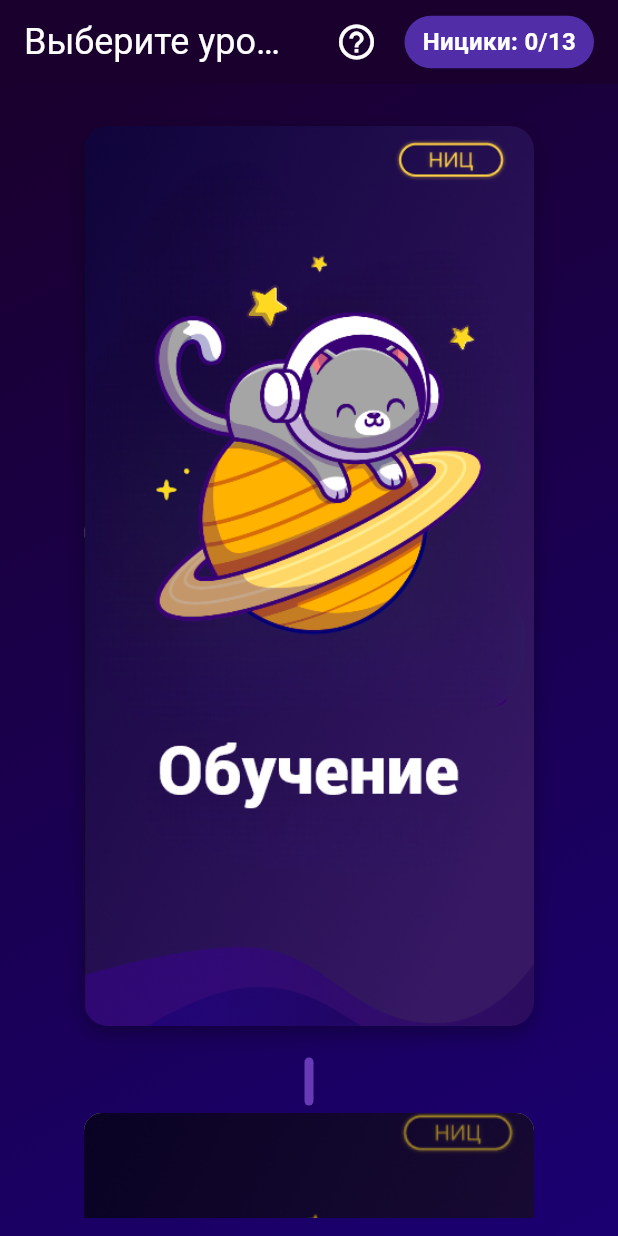
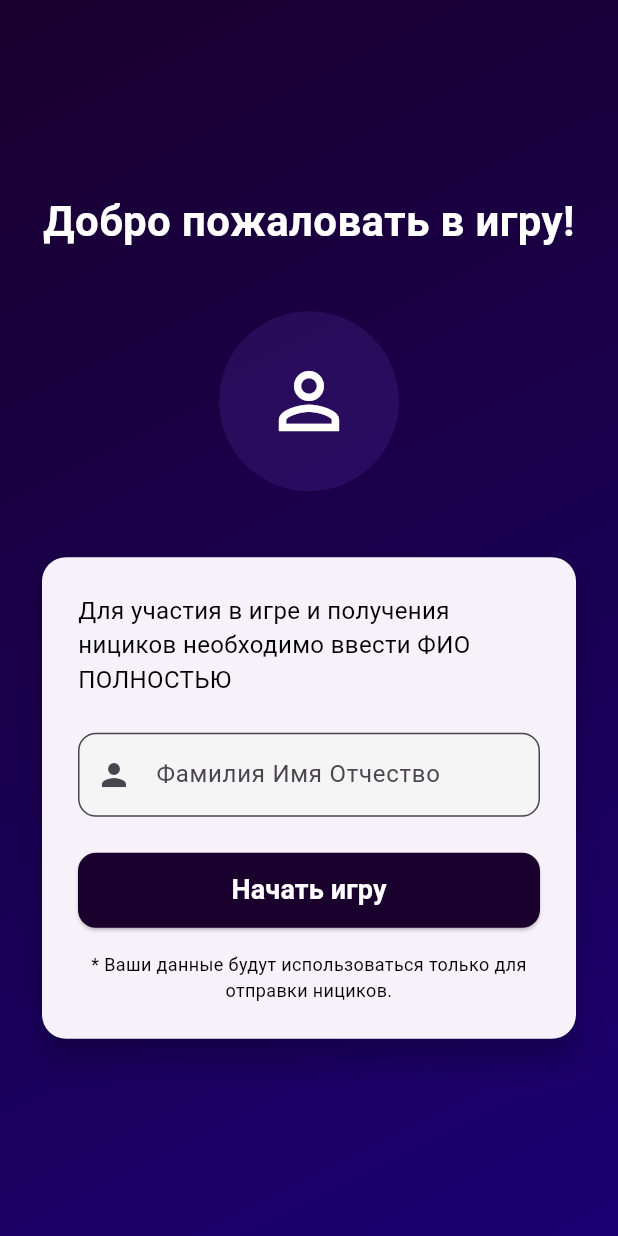
Before and after one commit to vladLetelov/tomtit_game, a Flutter app: the screen it shows after launch, on a phone screen of 412 x 824 dp. Run offline on Flutter 3.47's test engine with Material 3 defaults, Android fonts, the light colour scheme and no system bars; our stand-ins replace shared_preferences; missing offline and left inert: flame.

Commit message:
Добавлена регистрация пользователя.

```diff
--- a/lib/main.dart
+++ b/lib/main.dart
@@ -1,11 +1,14 @@
+// main.dart
 import 'package:flutter/material.dart';
 import 'package:flutter/rendering.dart';
 import 'package:tomtit_game/screens/level_selection_screen.dart';
 import 'package:tomtit_game/storage/game_score.dart';
+import 'package:tomtit_game/storage/user_data.dart';
 
 void main() async {
   debugPaintSizeEnabled = false;
   await GameScoreManager.init();
+  await UserDataManager.init(); // Добавляем инициализацию UserDataManager
   FlutterError.onError = (details) {
     debugPrint('Caught Flutter error: ${details.exception}');
   };
--- a/lib/screens/level_selection_screen.dart
+++ b/lib/screens/level_selection_screen.dart
@@ -3,10 +3,12 @@ import 'package:tomtit_game/components/utils/level_card_connector.dart';
 import 'package:tomtit_game/components/cards/level_step_card.dart';
 import 'package:tomtit_game/levels.dart';
 import 'package:tomtit_game/storage/game_score.dart';
+import 'package:tomtit_game/storage/user_data.dart'; // Добавляем импорт
 import 'package:tomtit_game/theme/colors.dart';
 import 'package:tomtit_game/theme/styles/text_styles.dart';
 import 'package:tomtit_game/screens/level_histories_screen.dart';
 import 'package:tomtit_game/screens/help_screen.dart';
+import 'package:tomtit_game/screens/user_data_screen.dart'; // Добавляем импорт
 
 class LevelSelectionScreen extends StatefulWidget {
   const LevelSelectionScreen({super.key});
@@ -19,13 +21,14 @@ class _LevelSelectionScreenState extends State<LevelSelectionScreen> {
   int _totalScore = 0;
   late ScrollController _scrollController;
   int? _lastPlayedLevel;
+  bool _isCheckingUserData = true; // Флаг проверки данных пользователя
+  bool _hasUserData = false; // Есть ли данные пользователя
 
   @override
   void initState() {
     super.initState();
     _scrollController = ScrollController();
-    _loadData();
-    _loadLastPlayedLevel();
+    _checkUserData(); // Сначала проверяем данные пользователя
   }
 
   @override
@@ -34,16 +37,35 @@ class _LevelSelectionScreenState extends State<LevelSelectionScreen> {
     super.dispose();
   }
 
+  // Проверяем, ввел ли пользователь ФИО
+  Future<void> _checkUserData() async {
+    final hasData = await UserDataManager.hasUserData();
+    setState(() {
+      _hasUserData = hasData;
+      _isCheckingUserData = false;
+    });
+
+    // Если данные есть, загружаем остальные данные
+    if (hasData) {
+      _loadData();
+      _loadLastPlayedLevel();
+    }
+  }
+
   Future<void> _loadLastPlayedLevel() async {
     final lastLevel = await GameScoreManager.getLastPlayedLevel();
-    setState(() {
-      _lastPlayedLevel = lastLevel;
-    });
+    if (mounted) {
+      setState(() {
+        _lastPlayedLevel = lastLevel;
+      });
+    }
   }
 
   Future<void> _loadData() async {
     await GameScoreManager.init();
-    _updateTotalScore();
+    if (mounted) {
+      _updateTotalScore();
+    }
   }
 
   void _updateTotalScore() {
@@ -110,7 +132,6 @@ class _LevelSelectionScreenState extends State<LevelSelectionScreen> {
   Future<ListView> _buildLevelCards() async {
     List<Widget> levelCards = [];
 
-    // ДОБАВЛЯЕМ КАРТОЧКУ ОБУЧЕНИЯ В НАЧАЛО СПИСКА
     levelCards.add(
       Padding(
         padding: const EdgeInsets.only(bottom: 16.0),
@@ -145,13 +166,11 @@ class _LevelSelectionScreenState extends State<LevelSelectionScreen> {
       ),
     );
 
-    // ДОБАВЛЯЕМ КОННЕКТОР МЕЖДУ ОБУЧЕНИЕМ И ПЕРВЫМ УРОВНЕМ
     levelCards.add(const Center(child: LevelCardConnector()));
 
     for (var levelEntry in levels.entries) {
       final levelNumber = levelEntry.value.levelNumber;
 
-      // Пропускаем уровень 0 (обучение) в основном списке уровней
       if (levelNumber == 0) continue;
 
       final bool isHistoryUnlocked;
@@ -195,8 +214,102 @@ class _LevelSelectionScreenState extends State<LevelSelectionScreen> {
     );
   }
 
+  // Метод для отображения диалога редактирования ФИО
+  void _showEditNameDialog(BuildContext context) async {
+    final currentName = await UserDataManager.getUserName();
+    final canChangeName = await UserDataManager.isNameChangeAllowed();
+    final controller = TextEditingController(text: currentName);
+
+    showDialog(
+      context: context,
+      builder: (context) => AlertDialog(
+        title: Text(canChangeName ? 'Редактирование ФИО' : 'Ваше ФИО'),
+        content: canChangeName
+            ? Column(
+                mainAxisSize: MainAxisSize.min,
+                children: [
+                  TextFormField(
+                    controller: controller,
+                    decoration: const InputDecoration(
+                      labelText: 'Фамилия Имя Отчество',
+                      hintText: 'Введите ваше полное ФИО',
+                    ),
+                  ),
+                  const SizedBox(height: 8),
+                  Text(
+                    '* ФИО можно сменить ОДИН раз!!!',
+                    style: TextStyles.defaultStyle.copyWith(
+                      fontSize: 12,
+                      color: Colors.red, // Лучше красным для предупреждения
+                    ),
+                  ),
+                ],
+              )
+            : Text(
+                currentName ?? 'Не указано',
+                style:
+                    const TextStyle(fontSize: 16, fontWeight: FontWeight.bold),
+              ),
+        actions: [
+          TextButton(
+            onPressed: () => Navigator.pop(context),
+            child: const Text('Закрыть'),
+          ),
+          if (canChangeName)
+            ElevatedButton(
+              onPressed: () async {
+                if (controller.text.trim().isNotEmpty) {
+                  try {
+                    await UserDataManager.updateUserName(
+                        controller.text.trim());
+                    if (mounted) {
+                      Navigator.pop(context);
+                      ScaffoldMessenger.of(context).showSnackBar(
+                        const SnackBar(content: Text('ФИО сохранено')),
+                      );
+                    }
+                  } catch (e) {
+                    if (mounted) {
+                      ScaffoldMessenger.of(context).showSnackBar(
+                        SnackBar(content: Text('Ошибка: $e')),
+                      );
+                    }
+                  }
+                }
+              },
+              child: const Text('Сохранить'),
+            ),
+        ],
+      ),
+    );
+  }
+
   @override
   Widget build(BuildContext context) {
+    // Если проверяем данные пользователя, показываем загрузку
+    if (_isCheckingUserData) {
+      return Scaffold(
+        body: Container(
+          decoration: const BoxDecoration(gradient: backgroundGradient),
+          child: const Center(child: CircularProgressIndicator()),
+        ),
+      );
+    }
+
+    // Если пользователь не ввел ФИО, показываем экран ввода
+    if (!_hasUserData) {
+      return UserNameScreen(
+        onNameSaved: () {
+          setState(() {
+            _hasUserData = true;
+          });
+          _loadData();
+          _loadLastPlayedLevel();
+        },
+      );
+    }
+
+    // Основной интерфейс выбора уровней
     if (_lastPlayedLevel != null) {
       WidgetsBinding.instance.addPostFrameCallback((_) {
         _scrollToLevel(_lastPlayedLevel!);
@@ -206,9 +319,20 @@ class _LevelSelectionScreenState extends State<LevelSelectionScreen> {
     return Scaffold(
       appBar: AppBar(
         backgroundColor: deepDarkPurple,
-        title: const Text('Выберите уровень', style: TextStyles.defaultStyle),
+        // title: const Text('Выберите уровень', style: TextStyles.defaultStyle),
         actions: [
-          // Кнопка справки в AppBar - на одной линии с другими элементами
+          // Кнопка редактирования ФИО
+          Padding(
+            padding: const EdgeInsets.only(right: 8.0),
+            child: IconButton(
+              icon: const Icon(Icons.person, color: Colors.white, size: 28),
+              onPressed: () {
+                _showEditNameDialog(context);
+              },
+              tooltip: 'Редактировать ФИО',
+            ),
+          ),
+          // Кнопка справки
           Padding(
             padding: const EdgeInsets.only(right: 8.0),
             child: IconButton(
--- /dev/null
+++ b/lib/screens/user_data_screen.dart
@@ -0,0 +1,198 @@
+// screens/user_name_screen.dart
+import 'package:flutter/material.dart';
+import 'package:tomtit_game/storage/user_data.dart';
+import 'package:tomtit_game/screens/level_selection_screen.dart';
+import 'package:tomtit_game/theme/styles/text_styles.dart';
+import 'package:tomtit_game/theme/colors.dart';
+
+class UserNameScreen extends StatefulWidget {
+  final VoidCallback? onNameSaved;
+  const UserNameScreen({super.key, this.onNameSaved});
+
+  @override
+  State<UserNameScreen> createState() => _UserNameScreenState();
+}
+
+class _UserNameScreenState extends State<UserNameScreen> {
+  final _formKey = GlobalKey<FormState>();
+  final _nameController = TextEditingController();
+  bool _isLoading = false;
+
+  @override
+  void dispose() {
+    _nameController.dispose();
+    super.dispose();
+  }
+
+  Future<void> _submitName() async {
+    if (_formKey.currentState!.validate()) {
+      setState(() {
+        _isLoading = true;
+      });
+
+      try {
+        await UserDataManager.saveUserName(_nameController.text.trim());
+
+        if (mounted) {
+          // Вызываем callback если он предоставлен
+          widget.onNameSaved?.call();
+        }
+      } catch (e) {
+        if (mounted) {
+          ScaffoldMessenger.of(context).showSnackBar(
+            SnackBar(content: Text('Ошибка сохранения: $e')),
+          );
+          setState(() {
+            _isLoading = false;
+          });
+        }
+      }
+    }
+  }
+
+  String? _validateName(String? value) {
+    if (value == null || value.trim().isEmpty) {
+      return 'Пожалуйста, введите ваше ФИО!';
+    }
+
+    final nameParts =
+        value.trim().split(' ').where((part) => part.isNotEmpty).toList();
+    if (nameParts.length < 2) {
+      return 'Пожалуйста, введите фамилию, имя и отчество (полностью)!';
+    }
+
+    if (nameParts.length < 3) {
+      return 'Рекомендуем ввести фамилию, имя и отчество для получения нициков!';
+    }
+
+    return null;
+  }
+
+  @override
+  Widget build(BuildContext context) {
+    return Scaffold(
+      body: Container(
+        decoration: const BoxDecoration(gradient: backgroundGradient),
+        child: Center(
+          child: SingleChildScrollView(
+            padding: const EdgeInsets.all(24.0),
+            child: Column(
+              mainAxisAlignment: MainAxisAlignment.center,
+              children: [
+                // Заголовок
+                Text(
+                  'Добро пожаловать в игру!',
+                  style: TextStyles.defaultStyle.copyWith(
+                    fontSize: 28,
+                    fontWeight: FontWeight.bold,
+                  ),
+                  textAlign: TextAlign.center,
+                ),
+
+                const SizedBox(height: 40),
+
+                // Иконка или изображение
+                Container(
+                  width: 120,
+                  height: 120,
+                  decoration: BoxDecoration(
+                    color: Colors.deepPurple.withOpacity(0.2),
+                    shape: BoxShape.circle,
+                  ),
+                  child: const Icon(
+                    Icons.person_outline,
+                    size: 60,
+                    color: Colors.white,
+                  ),
+                ),
+
+                const SizedBox(height: 40),
+
+                // Форма ввода
+                Card(
+                  elevation: 8,
+                  shape: RoundedRectangleBorder(
+                    borderRadius: BorderRadius.circular(16),
+                  ),
+                  child: Padding(
+                    padding: const EdgeInsets.all(24.0),
+                    child: Form(
+                      key: _formKey,
+                      child: Column(
+                        children: [
+                          Text(
+                            'Для участия в игре и получения нициков необходимо ввести ФИО ПОЛНОСТЬЮ',
+                            style: TextStyles.defaultStyle.copyWith(
+                              fontSize: 16,
+                              color: Colors.black,
+                            ),
+                            textAlign: TextAlign.left,
+                          ),
+                          const SizedBox(height: 24),
+                          TextFormField(
+                            controller: _nameController,
+                            decoration: InputDecoration(
+                              labelText: 'Фамилия Имя Отчество',
+                              border: OutlineInputBorder(
+                                borderRadius: BorderRadius.circular(12),
+                              ),
+                              prefixIcon: const Icon(Icons.person),
+                              filled: true,
+                              fillColor: Colors.grey[100],
+                            ),
+                            validator: _validateName,
+                            textCapitalization: TextCapitalization.words,
+                            style: const TextStyle(fontSize: 16),
+                          ),
+                          const SizedBox(height: 24),
+                          SizedBox(
+                            width: double.infinity,
+                            height: 50,
+                            child: ElevatedButton(
+                              onPressed: _isLoading ? null : _submitName,
+                              style: ElevatedButton.styleFrom(
+                                backgroundColor: deepDarkPurple,
+                                shape: RoundedRectangleBorder(
+                                  borderRadius: BorderRadius.circular(12),
+                                ),
+                              ),
+                              child: _isLoading
+                                  ? const SizedBox(
+                                      width: 20,
+                                      height: 20,
+                                      child: CircularProgressIndicator(
+                                        strokeWidth: 2,
+                                        color: Colors.white,
+                                      ),
+                                    )
+                                  : Text(
+                                      'Начать игру',
+                                      style: TextStyles.defaultStyle.copyWith(
+                                        fontSize: 18,
+                                        fontWeight: FontWeight.bold,
+                                      ),
+                                    ),
+                            ),
+                          ),
+                          const SizedBox(height: 16),
+                          Text(
+                            '* Ваши данные будут использоваться только для отправки нициков.',
+                            style: TextStyles.defaultStyle.copyWith(
+                              fontSize: 12,
+                              color: Colors.black,
+                            ),
+                            textAlign: TextAlign.center,
+                          ),
+                        ],
+                      ),
+                    ),
+                  ),
+                ),
+              ],
+            ),
+          ),
+        ),
+      ),
+    );
+  }
+}
```
Also changed, not shown: lib/overlays/victory_slideshow.dart (+40 -25 lines), lib/storage/user_data.dart (added, +82 -0 lines).
